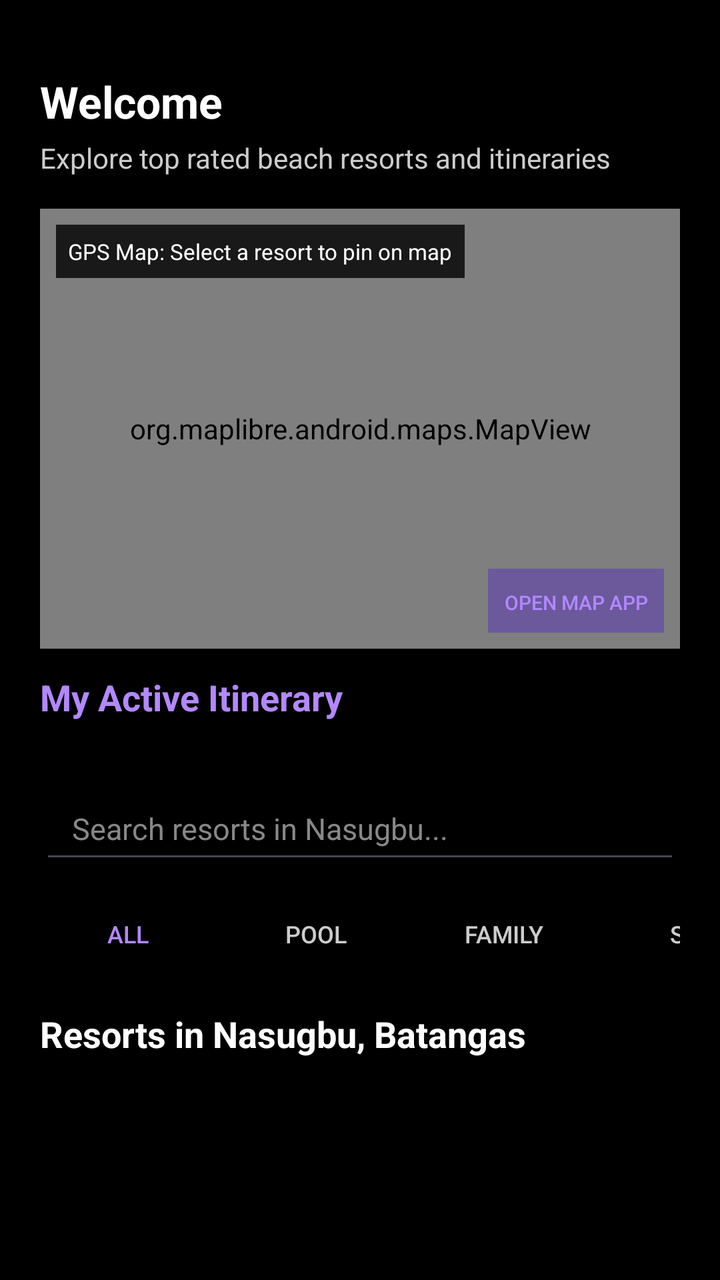
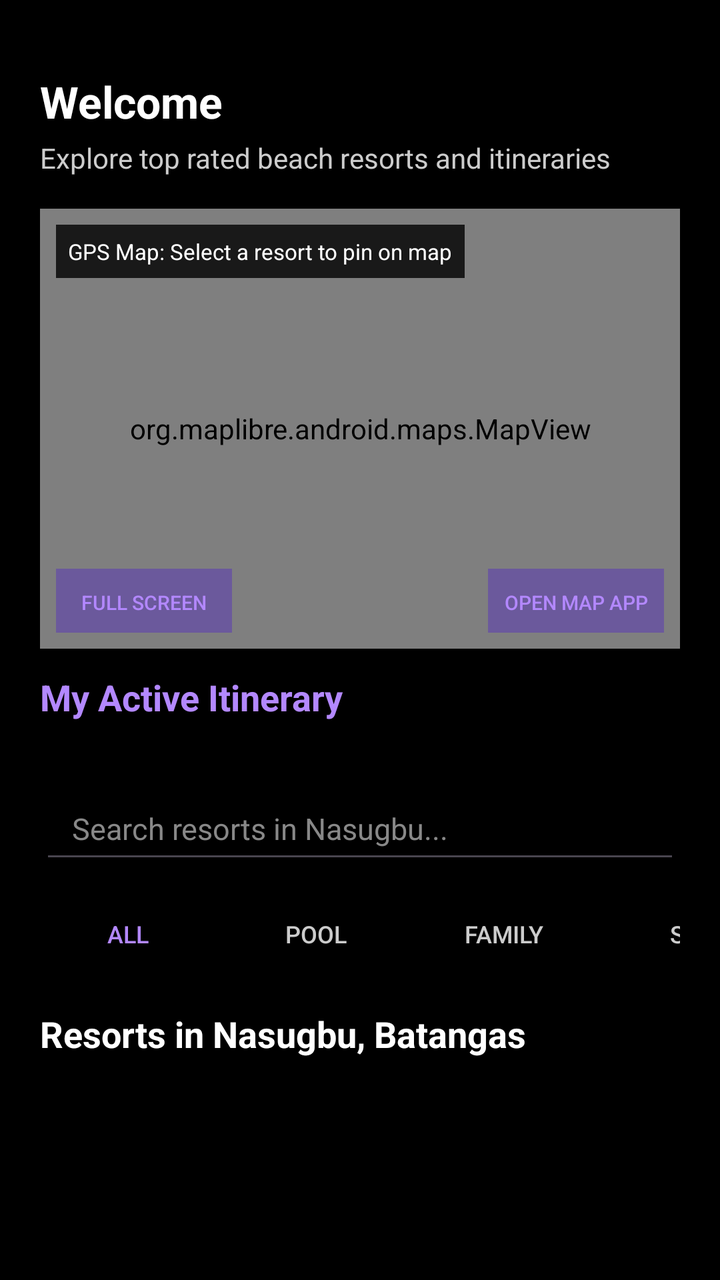

Screens rendered from an Android XML layout before and after an edit, with the pre-edit source and the edit as a unified diff.
<!-- AndroidManifest.xml: application theme Theme.TDIP -->
<!-- res/layout/activity_mainscreen.xml -->
<?xml version="1.0" encoding="utf-8"?>
<ScrollView xmlns:android="http://schemas.android.com/apk/res/android"
    xmlns:app="http://schemas.android.com/apk/res-auto"
    xmlns:tools="http://schemas.android.com/tools"
    android:id="@+id/main"
    android:layout_width="match_parent"
    android:layout_height="match_parent"
    android:background="@color/black"
    android:fillViewport="true"
    tools:context=".Mainscreen">

    <androidx.constraintlayout.widget.ConstraintLayout
        android:layout_width="match_parent"
        android:layout_height="wrap_content"
        android:padding="20dp">

        <TextView
            android:id="@+id/greeting_title"
            android:layout_width="0dp"
            android:layout_height="wrap_content"
            android:layout_marginTop="16dp"
            android:text="Welcome"
            android:textColor="@color/white"
            android:textSize="22sp"
            android:textStyle="bold"
            app:layout_constraintEnd_toEndOf="parent"
            app:layout_constraintStart_toStartOf="parent"
            app:layout_constraintTop_toTopOf="parent" />

        <TextView
            android:id="@+id/greeting_subtitle"
            android:layout_width="0dp"
            android:layout_height="wrap_content"
            android:layout_marginTop="4dp"
            android:text="Explore top rated beach resorts and itineraries"
            android:textColor="#CCCCCC"
            android:textSize="14sp"
            app:layout_constraintEnd_toEndOf="parent"
            app:layout_constraintStart_toStartOf="parent"
            app:layout_constraintTop_toBottomOf="@+id/greeting_title" />

        <FrameLayout
            android:id="@+id/map_container"
            android:layout_width="0dp"
            android:layout_height="220dp"
            android:layout_marginTop="16dp"
            android:background="#222222"
            app:layout_constraintEnd_toEndOf="parent"
            app:layout_constraintStart_toStartOf="parent"
            app:layout_constraintTop_toBottomOf="@+id/greeting_subtitle">

            <org.maplibre.android.maps.MapView
                android:id="@+id/mapView"
                android:layout_width="match_parent"
                android:layout_height="match_parent" />

            <TextView
                android:id="@+id/tv_map_overlay"
                android:layout_width="wrap_content"
                android:layout_height="wrap_content"
                android:layout_gravity="top|start"
                android:layout_margin="8dp"
                android:background="#CC000000"
                android:padding="6dp"
                android:text="GPS Map: Select a resort to pin on map"
                android:textColor="@color/white"
                android:textSize="11sp" />

            <Button
                android:id="@+id/btn_open_google_maps"
                style="@style/Widget.AppCompat.Button.Borderless"
                android:layout_width="wrap_content"
                android:layout_height="32dp"
                android:layout_gravity="bottom|end"
                android:layout_margin="8dp"
                android:background="#CC000000"
                android:paddingHorizontal="8dp"
                android:text="Open Map App"
                android:textColor="#B388FF"
                android:textSize="10sp" />

        </FrameLayout>

        
        <TextView
            android:id="@+id/tv_schedule_warning_banner"
            android:layout_width="0dp"
            android:layout_height="wrap_content"
            android:layout_marginTop="8dp"
            android:background="#FFB300"
            android:padding="10dp"
            android:text="⚠️ Schedule Conflict Warning: You have overlapping dates booked at different resorts!"
            android:textColor="@color/black"
            android:textSize="12sp"
            android:textStyle="bold"
            android:visibility="gone"
            app:layout_constraintEnd_toEndOf="parent"
            app:layout_constraintStart_toStartOf="parent"
            app:layout_constraintTop_toBottomOf="@+id/map_container" />

        <TextView
            android:id="@+id/itinerary_section_title"
            android:layout_width="wrap_content"
            android:layout_height="wrap_content"
            android:layout_marginTop="12dp"
            android:text="My Active Itinerary"
            android:textColor="#B388FF"
            android:textSize="18sp"
            android:textStyle="bold"
            app:layout_constraintStart_toStartOf="parent"
            app:layout_constraintTop_toBottomOf="@+id/tv_schedule_warning_banner" />

        <LinearLayout
            android:id="@+id/itinerary_list_container"
            android:layout_width="0dp"
            android:layout_height="wrap_content"
            android:layout_marginTop="8dp"
            android:orientation="vertical"
            app:layout_constraintEnd_toEndOf="parent"
            app:layout_constraintStart_toStartOf="parent"
            app:layout_constraintTop_toBottomOf="@+id/itinerary_section_title" />

        <EditText
            android:id="@+id/search_edit_text"
            android:layout_width="0dp"
            android:layout_height="48dp"
            android:layout_marginTop="20dp"
            android:autofillHints=""
            android:hint="Search resorts in Nasugbu..."
            android:inputType="text"
            android:paddingHorizontal="16dp"
            android:textColor="@color/white"
            android:textColorHint="#888888"
            android:textSize="15sp"
            app:layout_constraintEnd_toEndOf="parent"
            app:layout_constraintStart_toStartOf="parent"
            app:layout_constraintTop_toBottomOf="@+id/itinerary_list_container" />

        <HorizontalScrollView
            android:id="@+id/filter_scroll_view"
            android:layout_width="0dp"
            android:layout_height="wrap_content"
            android:layout_marginTop="12dp"
            android:scrollbars="none"
            app:layout_constraintEnd_toEndOf="parent"
            app:layout_constraintStart_toStartOf="parent"
            app:layout_constraintTop_toBottomOf="@+id/search_edit_text">

            <LinearLayout
                android:layout_width="wrap_content"
                android:layout_height="wrap_content"
                android:orientation="horizontal">

                <Button
                    android:id="@+id/chip_all"
                    style="@style/Widget.AppCompat.Button.Borderless"
                    android:layout_width="wrap_content"
                    android:layout_height="36dp"
                    android:layout_marginEnd="6dp"
                    android:text="All"
                    android:textColor="#B388FF"
                    android:textSize="12sp" />

                <Button
                    android:id="@+id/chip_pool"
                    style="@style/Widget.AppCompat.Button.Borderless"
                    android:layout_width="wrap_content"
                    android:layout_height="36dp"
                    android:layout_marginEnd="6dp"
                    android:text="Pool"
                    android:textColor="#CCCCCC"
                    android:textSize="12sp" />

                <Button
                    android:id="@+id/chip_family"
                    style="@style/Widget.AppCompat.Button.Borderless"
                    android:layout_width="wrap_content"
                    android:layout_height="36dp"
                    android:layout_marginEnd="6dp"
                    android:text="Family"
                    android:textColor="#CCCCCC"
                    android:textSize="12sp" />

                <Button
                    android:id="@+id/chip_spa"
                    style="@style/Widget.AppCompat.Button.Borderless"
                    android:layout_width="wrap_content"
                    android:layout_height="36dp"
                    android:layout_marginEnd="6dp"
                    android:text="Spa"
                    android:textColor="#CCCCCC"
                    android:textSize="12sp" />

                <Button
                    android:id="@+id/chip_wifi"
                    style="@style/Widget.AppCompat.Button.Borderless"
                    android:layout_width="wrap_content"
                    android:layout_height="36dp"
                    android:layout_marginEnd="6dp"
                    android:text="WiFi"
                    android:textColor="#CCCCCC"
                    android:textSize="12sp" />

                <Button
                    android:id="@+id/chip_budget"
                    style="@style/Widget.AppCompat.Button.Borderless"
                    android:layout_width="wrap_content"
                    android:layout_height="36dp"
                    android:text="Budget"
                    android:textColor="#CCCCCC"
                    android:textSize="12sp" />

            </LinearLayout>

        </HorizontalScrollView>

        <TextView
            android:id="@+id/resorts_section_title"
            android:layout_width="wrap_content"
            android:layout_height="wrap_content"
            android:layout_marginTop="20dp"
            android:text="Resorts in Nasugbu, Batangas"
            android:textColor="@color/white"
            android:textSize="18sp"
            android:textStyle="bold"
            app:layout_constraintStart_toStartOf="parent"
            app:layout_constraintTop_toBottomOf="@+id/filter_scroll_view" />

        <LinearLayout
            android:id="@+id/resorts_list_container"
            android:layout_width="0dp"
            android:layout_height="wrap_content"
            android:layout_marginTop="12dp"
            android:orientation="vertical"
            app:layout_constraintEnd_toEndOf="parent"
            app:layout_constraintStart_toStartOf="parent"
            app:layout_constraintTop_toBottomOf="@+id/resorts_section_title" />

    </androidx.constraintlayout.widget.ConstraintLayout>

</ScrollView>
<!-- resources referenced by this layout -->
<resources>
  <color name="black">#FF000000</color>
  <color name="white">#FFFFFFFF</color>
  <style name="Theme.TDIP" parent="Base.Theme.TDIP" />
  <style name="Base.Theme.TDIP" parent="Theme.Material3.DayNight.NoActionBar">
          
          
      </style>
</resources>

<!-- the commit's change to res/layout/activity_mainscreen.xml (unified diff, before → after) -->
@@ -67,6 +67,19 @@
                 android:textSize="11sp" />
 
             <Button
+                android:id="@+id/btn_fullscreen_map"
+                style="@style/Widget.AppCompat.Button.Borderless"
+                android:layout_width="wrap_content"
+                android:layout_height="32dp"
+                android:layout_gravity="bottom|start"
+                android:layout_margin="8dp"
+                android:background="#CC000000"
+                android:paddingHorizontal="8dp"
+                android:text="Full Screen"
+                android:textColor="#B388FF"
+                android:textSize="10sp" />
+
+            <Button
                 android:id="@+id/btn_open_google_maps"
                 style="@style/Widget.AppCompat.Button.Borderless"
                 android:layout_width="wrap_content"
